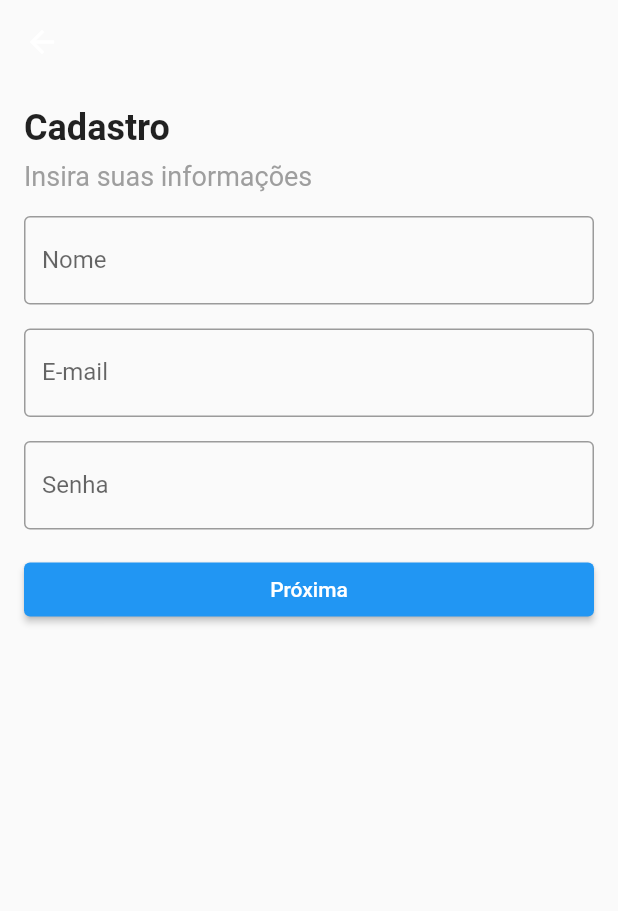
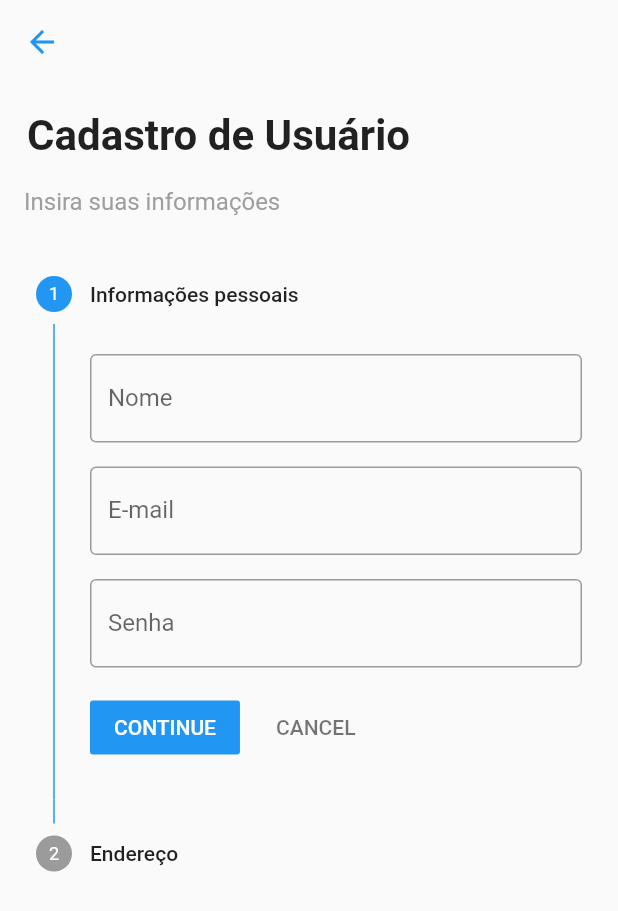
Before and after one commit to thiagoaraujoux/Chama-aqui, a Flutter app: the CadastroPage screen opened by its route, on a phone screen of 412 x 824 dp. Shown: the top 911 px of the screen. Run offline on Flutter 3.47's test engine with Material 2 defaults, Android fonts, the light colour scheme and no system bars; our stand-ins replace shared_preferences, sqflite; accounts and stored records are empty.

Commit message:
Atualização tela cadastro

```diff
--- a/lib/views/cadastro.dart
+++ b/lib/views/cadastro.dart
@@ -9,7 +9,6 @@ class CadastroPage extends StatefulWidget {
 }
 
 class _CadastroPageState extends State<CadastroPage> {
-  final _pageController = PageController(initialPage: 0);
   final List<GlobalKey<FormState>> _formKeys = [
     GlobalKey<FormState>(),
     GlobalKey<FormState>(),
@@ -19,10 +18,12 @@ class _CadastroPageState extends State<CadastroPage> {
   final _senhaController = TextEditingController();
   final _cepController = TextEditingController();
   final _enderecoController = TextEditingController();
+  final _numeroController = TextEditingController();
   final _bairroController = TextEditingController();
   final _cidadeController = TextEditingController();
   final _estadoController = TextEditingController();
   List<dynamic> _usuarios = [];
+  int _currentPageIndex = 0;
 
   @override
   void initState() {
@@ -40,12 +41,13 @@ class _CadastroPageState extends State<CadastroPage> {
     }
   }
 
-  void cadastrarUsuario() {
+  Future<void> cadastrarUsuario() async {
     final novoUsuario = {
       'nome': _nomeController.text,
       'email': _emailController.text,
       'senha': _senhaController.text,
       'endereco': _enderecoController.text,
+      'numero': _numeroController.text,
       'bairro': _bairroController.text,
       'cidade': _cidadeController.text,
       'estado': _estadoController.text,
@@ -60,36 +62,42 @@ class _CadastroPageState extends State<CadastroPage> {
     _senhaController.clear();
     _cepController.clear();
     _enderecoController.clear();
+    _numeroController.clear();
     _bairroController.clear();
     _cidadeController.clear();
     _estadoController.clear();
 
+    showDialog(
+      context: context,
+      builder: (context) => AlertDialog(
+        title: Text('Dados cadastrados'),
+        content: Column(
+          crossAxisAlignment: CrossAxisAlignment.start,
+          mainAxisSize: MainAxisSize.min,
+          children: [
+            Text('Nome: ${novoUsuario['nome']}'),
+            Text('E-mail: ${novoUsuario['email']}'),
+            Text('Endereço: ${novoUsuario['endereco']}'),
+            Text('Número: ${novoUsuario['numero']}'),
+            Text('Bairro: ${novoUsuario['bairro']}'),
+            Text('Cidade: ${novoUsuario['cidade']}'),
+            Text('Estado: ${novoUsuario['estado']}'),
+          ],
+        ),
+        actions: [
+          TextButton(
+            onPressed: () {
+              Navigator.pop(context);
+            },
+            child: Text('Fechar'),
+          ),
+        ],
+      ),
+    );
     // Salvar usuários no SharedPreferences
     salvarUsuarios();
-
-    // Navegar para a primeira etapa novamente
-    _pageController.jumpToPage(0);
-
-    // Exibir diálogo de confirmação e redirecionar para a tela home após 2 segundos
-    showDialog(
-      context: context,
-      barrierDismissible: false,
-      builder: (BuildContext context) {
-        return AlertDialog(
-          title: Text('Cadastro Concluído'),
-          content: Text('O seu cadastro foi realizado com sucesso!'),
-          actions: [
-            TextButton(
-              child: Text('OK'),
-              onPressed: () {
-                Navigator.of(context).pop();
+    await Future.delayed(Duration(seconds: 4));
     Navigator.of(context).pushReplacementNamed('/home');
-              },
-            ),
-          ],
-        );
-      },
-    );
   }
 
   Future<void> salvarUsuarios() async {
@@ -108,6 +116,7 @@ class _CadastroPageState extends State<CadastroPage> {
         // CEP não encontrado
         setState(() {
           _enderecoController.text = '';
+          _numeroController.text = '';
           _bairroController.text = '';
           _cidadeController.text = '';
           _estadoController.text = '';
@@ -116,6 +125,7 @@ class _CadastroPageState extends State<CadastroPage> {
         // Preenche os campos de endereço com os dados encontrados
         setState(() {
           _enderecoController.text = data['logradouro'];
+          _numeroController.text = '';
           _bairroController.text = data['bairro'];
           _cidadeController.text = data['localidade'];
           _estadoController.text = data['uf'];
@@ -125,6 +135,7 @@ class _CadastroPageState extends State<CadastroPage> {
       // Erro ao realizar a requisição
       setState(() {
         _enderecoController.text = '';
+        _numeroController.text = '';
         _bairroController.text = '';
         _cidadeController.text = '';
         _estadoController.text = '';
@@ -139,46 +150,67 @@ class _CadastroPageState extends State<CadastroPage> {
         backgroundColor: Colors.transparent,
         elevation: 0,
         leading: IconButton(
-          icon: Icon(Icons.arrow_back),
+          icon: Icon(
+            Icons.arrow_back,
+            color: Colors.blue, // Alterado para a cor azul
+          ),
           onPressed: () {
             Navigator.of(context).pop();
           },
         ),
       ),
       body: Column(
-        crossAxisAlignment: CrossAxisAlignment.stretch,
+        crossAxisAlignment: CrossAxisAlignment.start,
         children: [
           Padding(
-            padding: EdgeInsets.symmetric(horizontal: 16.0),
-            child: Column(
-              crossAxisAlignment: CrossAxisAlignment.start,
-              children: [
-                SizedBox(height: 15),
-                Text(
-                  'Cadastro',
-                  style: TextStyle(fontSize: 24.0, fontWeight: FontWeight.bold),
-                ),
-                SizedBox(height: 8.0),
-                Text(
-                  'Insira suas informações',
-                  style: TextStyle(fontSize: 18.0, color: Colors.grey),
-                ),
-              ],
+            padding: const EdgeInsets.all(18.0),
+            child: Text(
+              'Cadastro de Usuário',
+              style: TextStyle(
+                fontSize: 28,
+                fontWeight: FontWeight.bold,
               ),
             ),
-          Expanded(
-            child: PageView.builder(
-              controller: _pageController,
-              itemCount: 2,
-              itemBuilder: (context, index) {
-                return Padding(
-                  padding: EdgeInsets.all(16.0),
-                  child: Form(
-                    key: _formKeys[index],
+          ),
+          Padding(
+            padding: const EdgeInsets.fromLTRB(16.0, 0, 16.0, 16.0),
+            child: Text(
+              'Insira suas informações',
+              style: TextStyle(
+                fontSize: 16,
+                color: Colors.grey,
+              ),
+            ),
+          ),
+          Stepper(
+            currentStep: _currentPageIndex,
+            onStepContinue: () {
+              if (_formKeys[_currentPageIndex].currentState!.validate()) {
+                setState(() {
+                  if (_currentPageIndex < _formKeys.length - 1) {
+                    _currentPageIndex += 1;
+                  } else {
+                    cadastrarUsuario();
+                  }
+                });
+              }
+            },
+            onStepCancel: () {
+              setState(() {
+                if (_currentPageIndex > 0) {
+                  _currentPageIndex -= 1;
+                }
+              });
+            },
+            steps: [
+              Step(
+                title: Text('Informações pessoais'),
+                content: Form(
+                  key: _formKeys[0],
                   child: Column(
                     crossAxisAlignment: CrossAxisAlignment.stretch,
                     children: [
-                        if (index == 0) ...[
+                      SizedBox(height: 4),
                       TextFormField(
                         controller: _nomeController,
                         decoration: InputDecoration(
@@ -224,18 +256,31 @@ class _CadastroPageState extends State<CadastroPage> {
                         },
                       ),
                     ],
-                        if (index == 1) ...[
+                  ),
+                ),
+                isActive: _currentPageIndex == 0,
+              ),
+              Step(
+                title: Text('Endereço'),
+                content: Form(
+                  key: _formKeys[1],
+                  child: Column(
+                    crossAxisAlignment: CrossAxisAlignment.stretch,
+                    children: [
                       TextFormField(
                         controller: _cepController,
                         decoration: InputDecoration(
                           labelText: 'CEP',
                           border: OutlineInputBorder(),
                         ),
-                            keyboardType: TextInputType.number,
                         onChanged: (value) {
-                              if (value.length == 8) {
                           buscarEnderecoPorCEP(value);
+                        },
+                        validator: (value) {
+                          if (value!.isEmpty) {
+                            return 'Por favor, insira o CEP.';
                           }
+                          return null;
                         },
                       ),
                       SizedBox(height: 16.0),
@@ -248,6 +293,20 @@ class _CadastroPageState extends State<CadastroPage> {
                         validator: (value) {
                           if (value!.isEmpty) {
                             return 'Por favor, insira o endereço.';
+                          }
+                          return null;
+                        },
+                      ),
+                      SizedBox(height: 16.0),
+                      TextFormField(
+                        controller: _numeroController,
+                        decoration: InputDecoration(
+                          labelText: 'Número',
+                          border: OutlineInputBorder(),
+                        ),
+                        validator: (value) {
+                          if (value!.isEmpty) {
+                            return 'Por favor, insira o número.';
                           }
                           return null;
                         },
@@ -295,40 +354,11 @@ class _CadastroPageState extends State<CadastroPage> {
                         },
                       ),
                     ],
-                        SizedBox(height: 16.0),
-                        ElevatedButton(
-                          onPressed: () {
-                            if (_formKeys[index].currentState!.validate()) {
-                              if (index < 1) {
-                                _pageController.nextPage(
-                                  duration: Duration(milliseconds: 300),
-                                  curve: Curves.easeInOut,
-                                );
-                              } else {
-                                cadastrarUsuario();
-                              }
-                            }
-                          },
-                          child: Text(index < 1 ? 'Próxima' : 'Cadastrar'),
                   ),
-                        if (index > 0) ...[
-                          SizedBox(height: 16.0),
-                          TextButton(
-                            onPressed: () {
-                              _pageController.previousPage(
-                                duration: Duration(milliseconds: 300),
-                                curve: Curves.easeInOut,
-                              );
-                            },
-                            child: Text('Voltar'),
+                ),
+                isActive: _currentPageIndex == 1,
               ),
             ],
-                      ],
-                    ),
-                  ),
-                );
-              },
-            ),
           ),
         ],
       ),
```
Lines whose indentation alone changed are shown as unchanged.
